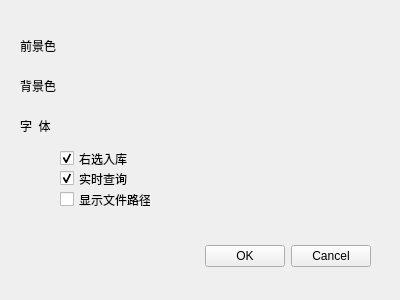
yjduoduo/auto_c_code, file auto_c_code/setup1.ui: the form before one commit.
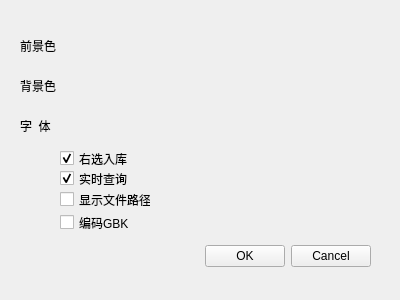
The form after the commit.

What changed in the file:
```diff
--- a/auto_c_code/setup1.ui
+++ b/auto_c_code/setup1.ui
@@ -191,6 +191,25 @@
     <bool>false</bool>
    </property>
   </widget>
+  <widget class="QCheckBox" name="checkBox_codec_gbk">
+   <property name="geometry">
+    <rect>
+     <x>60</x>
+     <y>214</y>
+     <width>91</width>
+     <height>17</height>
+    </rect>
+   </property>
+   <property name="toolTip">
+    <string>生成代码库添加文件时内容末尾有文件路径显示</string>
+   </property>
+   <property name="text">
+    <string>编码GBK</string>
+   </property>
+   <property name="checked">
+    <bool>false</bool>
+   </property>
+  </widget>
  </widget>
  <resources/>
  <connections>
```
